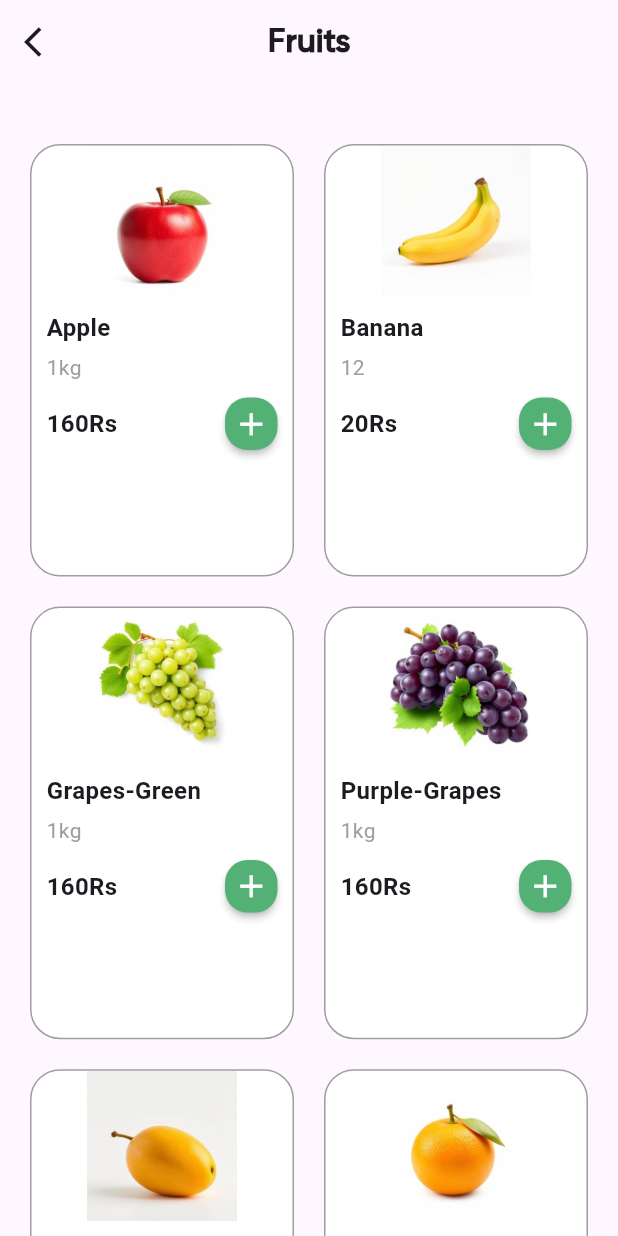
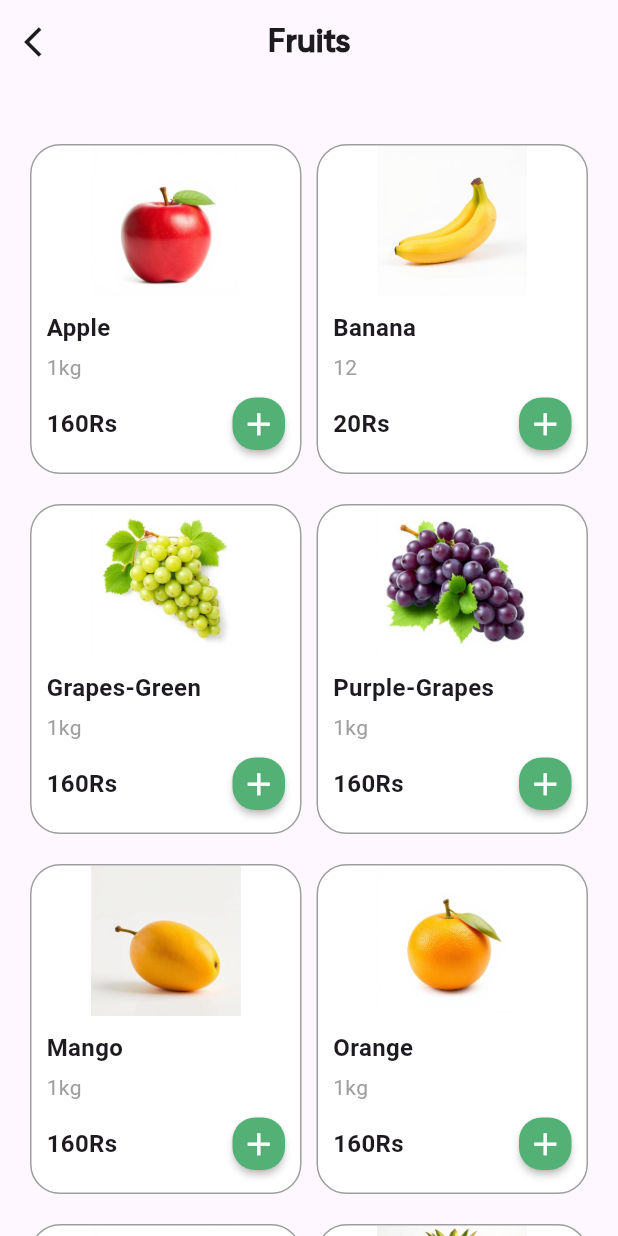
Before and after one commit to cybersleuth0/GroceryMart, a Flutter app: the AllItems screen opened directly with empty values, on a phone screen of 412 x 824 dp. Run offline on Flutter 3.47's test engine with Material 3 defaults, Android fonts, the phone set to English and light mode, and no system bars; our stand-ins replace flutter_bloc, lottie, shared_preferences; accounts and stored records are empty.

Commit message:
Refactor: Implement ClearCartEvent and adjust UI
- Added `ClearCartEvent` to `cart_event.dart`.
- Implemented logic in `cart_bloc.dart` to handle `ClearCartEvent` by removing "product" from `SharedPreferences` and reloading the cart.
- Modified `cart_screen.dart`:
    - Dispatch `ClearCartEvent` before navigating to `ROUTE_ORDERDONE` after placing an order.
- Adjusted layout in `allitems.dart`:
    - Updated `maxCrossAxisExtent`, `crossAxisSpacing`, and `mainAxisExtent` in `GridView.builder` for responsive item display.
    - Added debug prints for screen width and height.
- Commented out widget test in `widget_test.dart`.

```diff
--- a/lib/Bloc/cart_event.dart
+++ b/lib/Bloc/cart_event.dart
@@ -19,3 +19,5 @@ class UpdateQuantityEvent extends CartEvent {
 }
 
 class LoadCartEvent extends CartEvent {}
+
+class ClearCartEvent extends CartEvent {}
--- a/lib/ui_pages/BottomNavigation/allitems.dart
+++ b/lib/ui_pages/BottomNavigation/allitems.dart
@@ -47,9 +47,11 @@ class AllItems extends StatelessWidget {
               GridView.builder(
                 physics: const BouncingScrollPhysics(),
                 gridDelegate: SliverGridDelegateWithMaxCrossAxisExtent(
-                  maxCrossAxisExtent: screenWidth < 600 ? screenWidth / 2 : (screenWidth < 900 ? screenWidth / 3 : screenWidth / 5),
-                  crossAxisSpacing: 20,
-                  mainAxisExtent: screenHeight * 0.35,
+                  maxCrossAxisExtent: screenWidth < 600
+                      ? screenWidth / 2
+                      : (screenWidth < 900 ? screenWidth / 3 : screenWidth / 5),
+                  crossAxisSpacing: screenWidth < 600 ? 10 : 20,
+                  mainAxisExtent: screenWidth < 600 ? 220 : 230,
                   mainAxisSpacing: 20,
                 ),
                 shrinkWrap: true,
@@ -68,8 +70,9 @@ class AllItems extends StatelessWidget {
                       children: [
                         // Image
                         Center(
-                          child: Image.asset(HomeScreen
-                              .itemcategories[selectedIndex]["products"][index]["imgpath"],
+                          child: Image.asset(
+                            HomeScreen
+                                .itemcategories[selectedIndex]["products"][index]["imgpath"],
                             height: 100,
                             fit: BoxFit.contain,
                           ),
```
Also changed, not shown: lib/Bloc/cart_bloc.dart (+11 -1 lines), lib/ui_pages/BottomNavigation/cart_screen.dart (+5 -3 lines), 1 other file.
